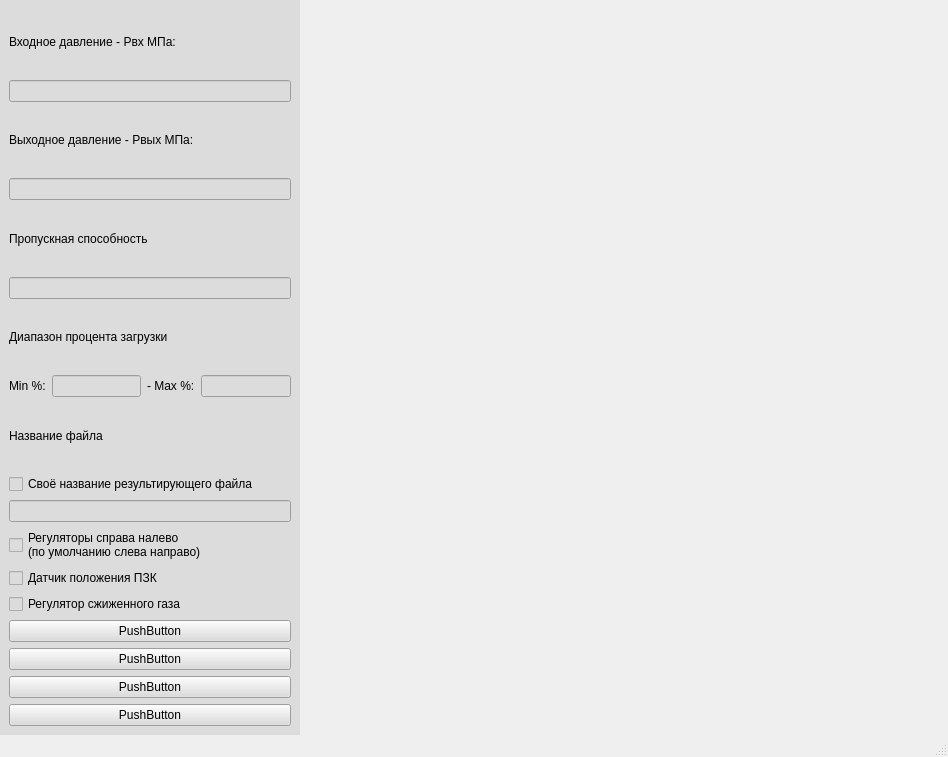
Before: the Qt Designer form src/mainwindow.ui in VladislavKiseliov/task_regulator_selection_program, drawn with Qt 5.
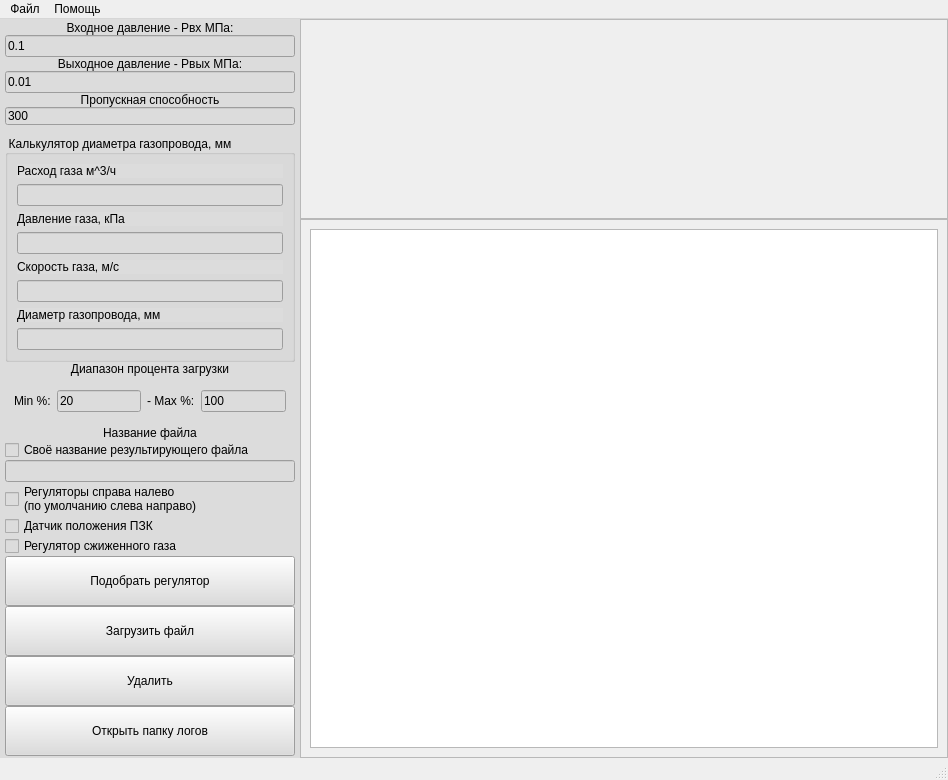
After: the same form once the commit is applied. Icons and pictures are not drawn.

Commit message: добавлен калькулятор расчёта трубопровода газа

```diff
--- a/src/mainwindow.ui
+++ b/src/mainwindow.ui
@@ -42,72 +42,241 @@
        <string notr="true">background-color: rgb(220, 220, 220);</string>
       </property>
       <layout class="QVBoxLayout" name="verticalLayout">
+       <property name="spacing">
+        <number>0</number>
+       </property>
+       <property name="leftMargin">
+        <number>5</number>
+       </property>
+       <property name="topMargin">
+        <number>2</number>
+       </property>
+       <property name="rightMargin">
+        <number>5</number>
+       </property>
+       <property name="bottomMargin">
+        <number>2</number>
+       </property>
        <item>
         <widget class="QLabel" name="label">
+         <property name="maximumSize">
+          <size>
+           <width>16777215</width>
+           <height>20</height>
+          </size>
+         </property>
          <property name="text">
           <string>Входное давление - Рвх МПа:</string>
          </property>
+         <property name="alignment">
+          <set>Qt::AlignCenter</set>
+         </property>
         </widget>
        </item>
        <item>
-        <widget class="QLineEdit" name="lineEdit"/>
+        <widget class="QLineEdit" name="input_PIn">
+         <property name="text">
+          <string>0.1</string>
+         </property>
+        </widget>
        </item>
        <item>
         <widget class="QLabel" name="label_2">
+         <property name="maximumSize">
+          <size>
+           <width>16777215</width>
+           <height>20</height>
+          </size>
+         </property>
          <property name="text">
           <string>Выходное давление - Рвых МПа:</string>
          </property>
+         <property name="alignment">
+          <set>Qt::AlignCenter</set>
+         </property>
         </widget>
        </item>
        <item>
-        <widget class="QLineEdit" name="lineEdit_2"/>
+        <widget class="QLineEdit" name="input_POt">
+         <property name="text">
+          <string>0.01</string>
+         </property>
+        </widget>
        </item>
        <item>
         <widget class="QLabel" name="label_3">
+         <property name="maximumSize">
+          <size>
+           <width>16777215</width>
+           <height>20</height>
+          </size>
+         </property>
          <property name="text">
           <string>Пропускная способность</string>
          </property>
+         <property name="alignment">
+          <set>Qt::AlignCenter</set>
+         </property>
         </widget>
        </item>
        <item>
-        <widget class="QLineEdit" name="lineEdit_3"/>
+        <widget class="QLineEdit" name="input_bandwidth">
+         <property name="styleSheet">
+          <string notr="true">    margin-bottom: 10px;</string>
+         </property>
+         <property name="text">
+          <string>300</string>
+         </property>
+        </widget>
+       </item>
+       <item>
+        <widget class="QGroupBox" name="groupBox">
+         <property name="title">
+          <string>Калькулятор диаметра газопровода, мм</string>
+         </property>
+         <layout class="QVBoxLayout" name="verticalLayout_7">
+          <property name="bottomMargin">
+           <number>9</number>
+          </property>
+          <item>
+           <widget class="QLabel" name="label_">
+            <property name="styleSheet">
+             <string notr="true">border: 3px solid black;
+border: 1px;</string>
+            </property>
+            <property name="text">
+             <string>Расход газа м^3/ч</string>
+            </property>
+           </widget>
+          </item>
+          <item>
+           <widget class="QLineEdit" name="lineEdit_gas_consumption"/>
+          </item>
+          <item>
+           <widget class="QLabel" name="label_12">
+            <property name="text">
+             <string>Давление газа, кПа</string>
+            </property>
+           </widget>
+          </item>
+          <item>
+           <widget class="QLineEdit" name="lineEdit_gas_pressure"/>
+          </item>
+          <item>
+           <widget class="QLabel" name="label_10">
+            <property name="text">
+             <string>Скорость газа, м/с</string>
+            </property>
+           </widget>
+          </item>
+          <item>
+           <widget class="QLineEdit" name="lineEdit_gas_speed">
+            <property name="readOnly">
+             <bool>true</bool>
+            </property>
+           </widget>
+          </item>
+          <item>
+           <widget class="QLabel" name="label_11">
+            <property name="text">
+             <string>Диаметр газопровода, мм</string>
+            </property>
+           </widget>
+          </item>
+          <item>
+           <widget class="QLineEdit" name="lineEdit_diametet_of_gas_pipeline"/>
+          </item>
+         </layout>
+        </widget>
        </item>
        <item>
         <widget class="QLabel" name="label_4">
+         <property name="maximumSize">
+          <size>
+           <width>16777215</width>
+           <height>20</height>
+          </size>
+         </property>
          <property name="text">
           <string>Диапазон процента загрузки</string>
          </property>
+         <property name="alignment">
+          <set>Qt::AlignCenter</set>
+         </property>
         </widget>
        </item>
        <item>
-        <layout class="QHBoxLayout" name="horizontalLayout_2">
-         <item>
-          <widget class="QLabel" name="label_5">
-           <property name="text">
-            <string>Min %:</string>
-           </property>
-          </widget>
-         </item>
-         <item>
-          <widget class="QLineEdit" name="lineEdit_4"/>
-         </item>
-         <item>
-          <widget class="QLabel" name="label_6">
-           <property name="text">
-            <string>- Max %:</string>
-           </property>
-          </widget>
-         </item>
-         <item>
-          <widget class="QLineEdit" name="lineEdit_5"/>
-         </item>
-        </layout>
+        <widget class="QWidget" name="widget" native="true">
+         <property name="minimumSize">
+          <size>
+           <width>0</width>
+           <height>50</height>
+          </size>
+         </property>
+         <property name="maximumSize">
+          <size>
+           <width>16777215</width>
+           <height>50</height>
+          </size>
+         </property>
+         <layout class="QHBoxLayout" name="horizontalLayout_2">
+          <item>
+           <widget class="QLabel" name="label_5">
+            <property name="maximumSize">
+             <size>
+              <width>16777215</width>
+              <height>20</height>
+             </size>
+            </property>
+            <property name="text">
+             <string>Min %:</string>
+            </property>
+           </widget>
+          </item>
+          <item>
+           <widget class="QLineEdit" name="min_lebel_loading_range">
+            <property name="text">
+             <string>20</string>
+            </property>
+           </widget>
+          </item>
+          <item>
+           <widget class="QLabel" name="label_6">
+            <property name="maximumSize">
+             <size>
+              <width>16777215</width>
+              <height>20</height>
+             </size>
+            </property>
+            <property name="text">
+             <string>- Max %:</string>
+            </property>
+           </widget>
+          </item>
+          <item>
+           <widget class="QLineEdit" name="max_lebel_loading_range">
+            <property name="text">
+             <string>100</string>
+            </property>
+           </widget>
+          </item>
+         </layout>
+        </widget>
        </item>
        <item>
         <widget class="QLabel" name="label_7">
+         <property name="maximumSize">
+          <size>
+           <width>16777215</width>
+           <height>20</height>
+          </size>
+         </property>
          <property name="text">
           <string>Название файла</string>
          </property>
+         <property name="alignment">
+          <set>Qt::AlignCenter</set>
+         </property>
         </widget>
        </item>
        <item>
@@ -143,30 +312,54 @@
         </widget>
        </item>
        <item>
-        <widget class="QPushButton" name="pushButton">
+        <widget class="QPushButton" name="select_button">
+         <property name="minimumSize">
+          <size>
+           <width>0</width>
+           <height>50</height>
+          </size>
+         </property>
          <property name="text">
-          <string>PushButton</string>
+          <string>Подобрать регулятор</string>
          </property>
         </widget>
        </item>
        <item>
-        <widget class="QPushButton" name="pushButton_2">
+        <widget class="QPushButton" name="open_button">
+         <property name="minimumSize">
+          <size>
+           <width>0</width>
+           <height>50</height>
+          </size>
+         </property>
          <property name="text">
-          <string>PushButton</string>
+          <string>Загрузить файл</string>
          </property>
         </widget>
        </item>
        <item>
-        <widget class="QPushButton" name="pushButton_3">
+        <widget class="QPushButton" name="remove_button">
+         <property name="minimumSize">
+          <size>
+           <width>0</width>
+           <height>50</height>
+          </size>
+         </property>
          <property name="text">
-          <string>PushButton</string>
+          <string>Удалить</string>
          </property>
         </widget>
        </item>
        <item>
-        <widget class="QPushButton" name="pushButton_4">
+        <widget class="QPushButton" name="open_folder_button">
+         <property name="minimumSize">
+          <size>
+           <width>0</width>
+           <height>50</height>
+          </size>
+         </property>
          <property name="text">
-          <string>PushButton</string>
+          <string>Открыть папку логов</string>
          </property>
         </widget>
        </item>
@@ -174,7 +367,126 @@
      </widget>
     </item>
     <item>
-     <widget class="QWidget" name="widget_2" native="true"/>
+     <widget class="QWidget" name="widget_2" native="true">
+      <layout class="QVBoxLayout" name="verticalLayout_2">
+       <property name="spacing">
+        <number>0</number>
+       </property>
+       <property name="leftMargin">
+        <number>0</number>
+       </property>
+       <property name="topMargin">
+        <number>0</number>
+       </property>
+       <property name="rightMargin">
+        <number>0</number>
+       </property>
+       <property name="bottomMargin">
+        <number>0</number>
+       </property>
+       <item>
+        <widget class="QWidget" name="widget_3" native="true">
+         <property name="minimumSize">
+          <size>
+           <width>0</width>
+           <height>200</height>
+          </size>
+         </property>
+         <property name="maximumSize">
+          <size>
+           <width>16777215</width>
+           <height>200</height>
+          </size>
+         </property>
+         <layout class="QVBoxLayout" name="verticalLayout_6">
+          <property name="spacing">
+           <number>0</number>
+          </property>
+          <property name="leftMargin">
+           <number>0</number>
+          </property>
+          <property name="topMargin">
+           <number>0</number>
+          </property>
+          <property name="rightMargin">
+           <number>0</number>
+          </property>
+          <property name="bottomMargin">
+           <number>0</number>
+          </property>
+          <item>
+           <widget class="QScrollArea" name="scrollArea_2">
+            <property name="widgetResizable">
+             <bool>true</bool>
+            </property>
+            <widget class="QWidget" name="scrollAreaWidgetContents_2">
+             <property name="geometry">
+              <rect>
+               <x>0</x>
+               <y>0</y>
+               <width>646</width>
+               <height>198</height>
+              </rect>
+             </property>
+             <layout class="QVBoxLayout" name="verticalLayout_5"/>
+            </widget>
+           </widget>
+          </item>
+         </layout>
+        </widget>
+       </item>
+       <item>
+        <widget class="QWidget" name="widget_4" native="true">
+         <layout class="QVBoxLayout" name="verticalLayout_3">
+          <property name="spacing">
+           <number>0</number>
+          </property>
+          <property name="leftMargin">
+           <number>0</number>
+          </property>
+          <property name="topMargin">
+           <number>0</number>
+          </property>
+          <property name="rightMargin">
+           <number>0</number>
+          </property>
+          <property name="bottomMargin">
+           <number>0</number>
+          </property>
+          <item>
+           <widget class="QScrollArea" name="scrollArea">
+            <property name="widgetResizable">
+             <bool>true</bool>
+            </property>
+            <widget class="QWidget" name="scrollAreaWidgetContents">
+             <property name="geometry">
+              <rect>
+               <x>0</x>
+               <y>0</y>
+               <width>646</width>
+               <height>514</height>
+              </rect>
+             </property>
+             <layout class="QVBoxLayout" name="verticalLayout_4">
+              <item>
+               <widget class="QPlainTextEdit" name="plainTextEdit">
+                <property name="readOnly">
+                 <bool>true</bool>
+                </property>
+                <property name="overwriteMode">
+                 <bool>false</bool>
+                </property>
+               </widget>
+              </item>
+             </layout>
+            </widget>
+           </widget>
+          </item>
+         </layout>
+        </widget>
+       </item>
+      </layout>
+     </widget>
     </item>
    </layout>
   </widget>
@@ -187,6 +499,21 @@
      <height>21</height>
     </rect>
    </property>
+   <widget class="QMenu" name="menu">
+    <property name="title">
+     <string>Файл</string>
+    </property>
+    <addaction name="action"/>
+    <addaction name="separator"/>
+    <addaction name="action_3"/>
+   </widget>
+   <widget class="QMenu" name="menu_2">
+    <property name="title">
+     <string>Помощь</string>
+    </property>
+   </widget>
+   <addaction name="menu"/>
+   <addaction name="menu_2"/>
   </widget>
   <widget class="QStatusBar" name="statusbar"/>
  </widget>
```
Left out of the diff: 26 changed lines with no effect on the pictures. The commit also changes 407 other files.
